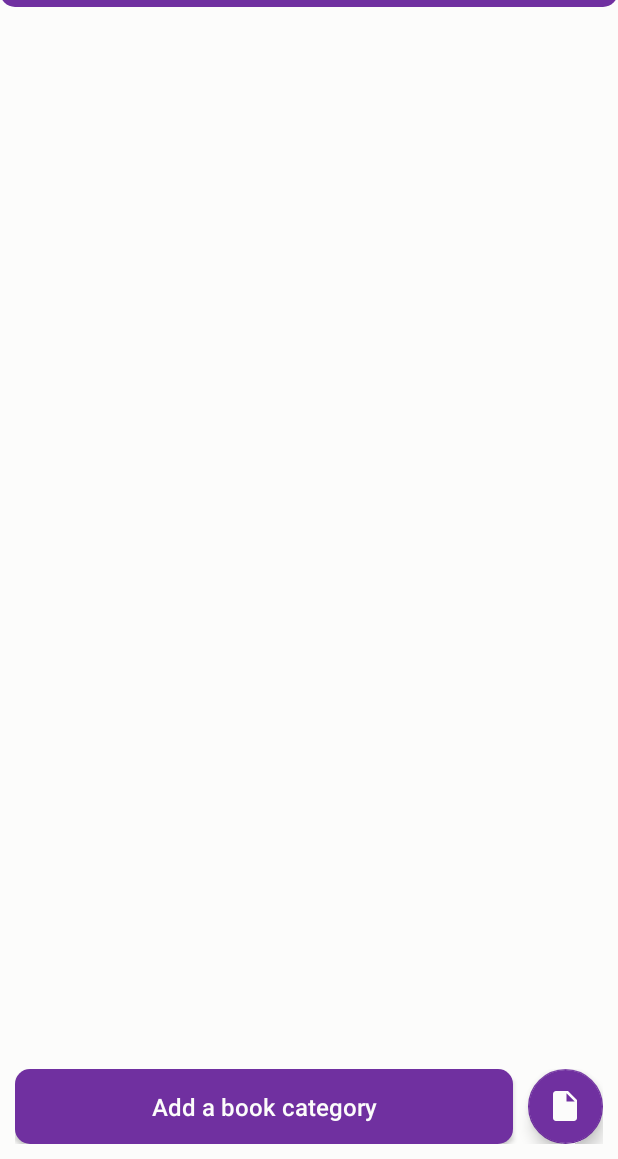
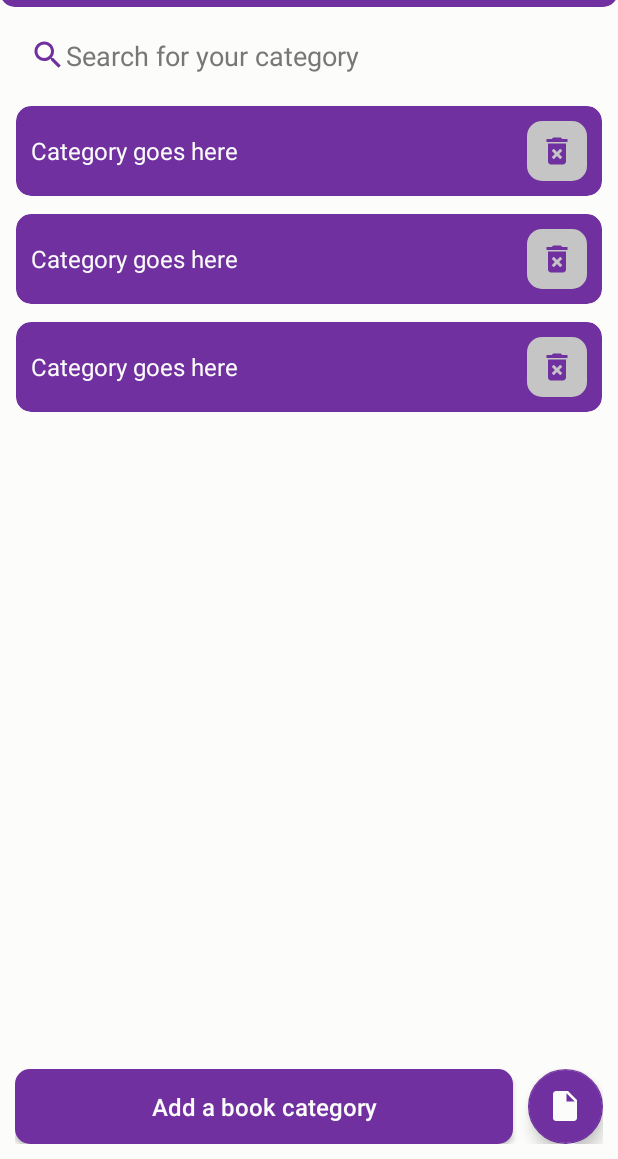
Before and after one commit to tarunjoseph93/Bubble-eBookReader-Coursework, an Android app: the layout activity_admin_dashboard.xml on its own in the app's theme, with its tools: preview values and no code run, on a phone screen of 412 x 824 dp, the part 77-1236 px from its top. Run offline under Robolectric (Android 15) with nearby library versions, the phone set to English and light mode, and no system bars.

Commit message:
v0.4 Completed Admin Category list population and search filter.

```diff
--- a/app/src/main/java/com/tj/bubble_ebookreader_coursework/AddBookCategory.java
+++ b/app/src/main/java/com/tj/bubble_ebookreader_coursework/AddBookCategory.java
@@ -76,6 +76,7 @@ public class AddBookCategory extends AppCompatActivity {
                 .addOnSuccessListener(new OnSuccessListener<Void>() {
                     @Override
                     public void onSuccess(Void unused) {
+
                         proDia.dismiss();
                         Toast.makeText(AddBookCategory.this, "Your category has been added successfully!", Toast.LENGTH_SHORT).show();
                     }
--- /dev/null
+++ b/app/src/main/res/drawable/cat_button_del_shape.xml
@@ -0,0 +1,6 @@
+<?xml version="1.0" encoding="utf-8"?>
+<shape xmlns:android="http://schemas.android.com/apk/res/android"
+    android:shape="rectangle">
+    <solid android:color="@color/transparent"/>
+    <corners android:radius="10dp"/>
+</shape>
--- /dev/null
+++ b/app/src/main/res/drawable/ic_baseline_delete_forever_purple.xml
@@ -0,0 +1,5 @@
+<vector android:height="24dp" android:tint="#7030A0"
+    android:viewportHeight="24" android:viewportWidth="24"
+    android:width="24dp" xmlns:android="http://schemas.android.com/apk/res/android">
+    <path android:fillColor="@android:color/white" android:pathData="M6,19c0,1.1 0.9,2 2,2h8c1.1,0 2,-0.9 2,-2L18,7L6,7v12zM8.46,11.88l1.41,-1.41L12,12.59l2.12,-2.12 1.41,1.41L13.41,14l2.12,2.12 -1.41,1.41L12,15.41l-2.12,2.12 -1.41,-1.41L10.59,14l-2.13,-2.12zM15.5,4l-1,-1h-5l-1,1L5,4v2h14L19,4z"/>
+</vector>
--- /dev/null
+++ b/app/src/main/res/drawable/ic_baseline_search_purple.xml
@@ -0,0 +1,5 @@
+<vector android:height="24dp" android:tint="#7030A0"
+    android:viewportHeight="24" android:viewportWidth="24"
+    android:width="24dp" xmlns:android="http://schemas.android.com/apk/res/android">
+    <path android:fillColor="@android:color/white" android:pathData="M15.5,14h-0.79l-0.28,-0.27C15.41,12.59 16,11.11 16,9.5 16,5.91 13.09,3 9.5,3S3,5.91 3,9.5 5.91,16 9.5,16c1.61,0 3.09,-0.59 4.23,-1.57l0.27,0.28v0.79l5,4.99L20.49,19l-4.99,-5zM9.5,14C7.01,14 5,11.99 5,9.5S7.01,5 9.5,5 14,7.01 14,9.5 11.99,14 9.5,14z"/>
+</vector>
--- a/app/src/main/res/layout/activity_admin_dashboard.xml
+++ b/app/src/main/res/layout/activity_admin_dashboard.xml
@@ -47,6 +47,31 @@
 
     </RelativeLayout>
 
+    <EditText
+        android:id="@+id/catSearch"
+        android:layout_width="match_parent"
+        android:layout_height="wrap_content"
+        android:layout_below="@+id/adminHighlightBar"
+        android:hint="@string/cat_search_hint"
+        android:textColorHint="@color/gray_custom"
+        android:drawableStart="@drawable/ic_baseline_search_purple"
+        android:layout_marginStart="10dp"
+        android:layout_marginEnd="10dp"
+        android:layout_marginTop="10dp"
+        android:padding="10dp"
+        android:background="@color/background_white"
+        />
+
+    <androidx.recyclerview.widget.RecyclerView
+        android:id="@+id/catRecyclerView"
+        android:layout_width="match_parent"
+        android:layout_height="match_parent"
+        tools:listitem="@layout/custom_rows_for_category_admin"
+        android:layout_below="@+id/catSearch"
+        app:layoutManager="androidx.recyclerview.widget.LinearLayoutManager"
+        android:layout_above="@+id/adminLinearLayout"
+        android:layout_margin="5dp"/>
+
     <LinearLayout
         android:id="@+id/adminLinearLayout"
         android:layout_width="match_parent"
--- /dev/null
+++ b/app/src/main/res/layout/custom_rows_for_category_admin.xml
@@ -0,0 +1,36 @@
+<?xml version="1.0" encoding="utf-8"?>
+<androidx.cardview.widget.CardView xmlns:android="http://schemas.android.com/apk/res/android"
+    android:layout_width="match_parent"
+    android:layout_height="wrap_content"
+    xmlns:app="http://schemas.android.com/apk/res-auto"
+    app:contentPadding="10dp"
+    app:cardCornerRadius="10dp"
+    app:cardElevation="0dp"
+    app:cardUseCompatPadding="true"
+    app:cardBackgroundColor="@color/standard_bubble_color">
+
+    <LinearLayout
+        android:layout_width="match_parent"
+        android:layout_height="wrap_content"
+        android:gravity="center_vertical"
+        android:orientation="horizontal">
+
+        <TextView
+            android:id="@+id/catData"
+            android:layout_width="0dp"
+            android:layout_height="wrap_content"
+            android:text="@string/cat_placeholder"
+            android:textColor="@color/background_white"
+            android:layout_weight="1"
+            android:textSize="16sp"/>
+
+        <ImageButton
+            android:id="@+id/catDelBtn"
+            android:layout_width="40dp"
+            android:layout_height="40dp"
+            android:src="@drawable/ic_baseline_delete_forever_purple"
+            android:background="@drawable/cat_button_del_shape"/>
+
+    </LinearLayout>
+
+</androidx.cardview.widget.CardView>
--- a/app/src/main/res/values/colors.xml
+++ b/app/src/main/res/values/colors.xml
@@ -11,4 +11,5 @@
     <color name="standard_bubble_color">#7030A0</color>
     <color name="transparent">#C5C5C5</color>
     <color name="gray_custom">#777777</color>
+    <color name="gray_custom2">#EDEDED</color>
 </resources>
--- a/app/src/main/res/values/strings.xml
+++ b/app/src/main/res/values/strings.xml
@@ -18,4 +18,6 @@
     <string name="cat_add">Add a book category</string>
     <string name="cat_title_hint">Add your category title here</string>
     <string name="add">Add now</string>
+    <string name="cat_placeholder">Category goes here</string>
+    <string name="cat_search_hint">Search for your category</string>
 </resources>
```
Also changed, not shown: app/src/main/java/com/tj/bubble_ebookreader_coursework/AdminDashboard.java (+52 -0 lines), app/src/main/java/com/tj/bubble_ebookreader_coursework/Category_Adapter.java (added, +117 -0 lines), app/src/main/java/com/tj/bubble_ebookreader_coursework/Category_Filter.java (added, +44 -0 lines), app/src/main/java/com/tj/bubble_ebookreader_coursework/Category_Model.java (added, +48 -0 lines).
